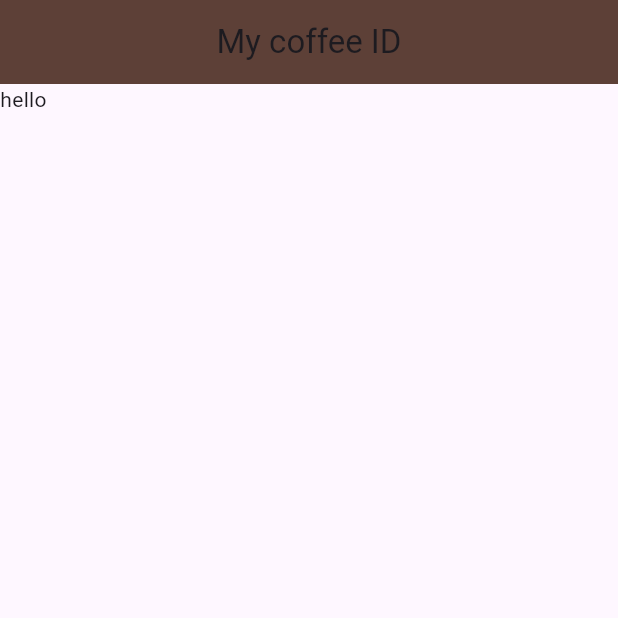
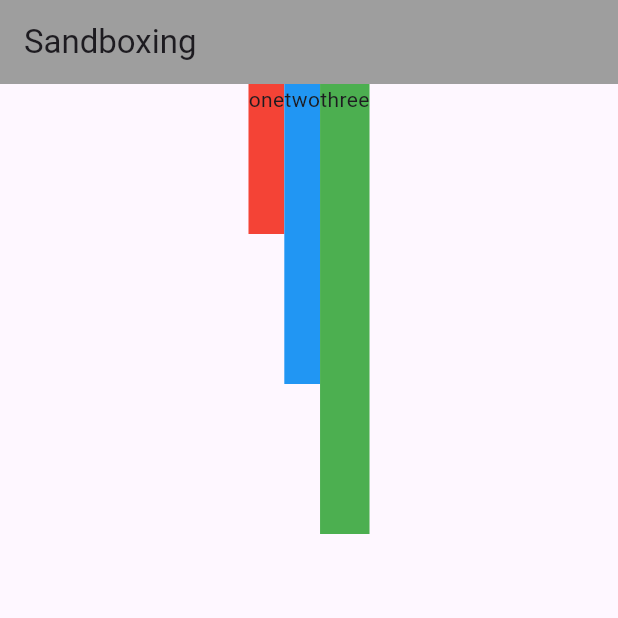
Before and after one commit to serhataltanavci/flutter101, a Flutter app: the screen it shows after launch, on a phone screen of 412 x 824 dp, the top half of it. Run offline on Flutter 3.47's test engine with Material 3 defaults, Android fonts, the light colour scheme and no system bars.

Commit message:
another day another dollar

```diff
--- a/lib/main.dart
+++ b/lib/main.dart
@@ -3,7 +3,83 @@ import 'package:flutter101/home.dart';
 
 void main() {
   runApp(const MaterialApp(
-    home:Home()
+    // home:Home()
+        home:Sandbox()
+
 )
   );
 }
+
+class Sandbox extends StatelessWidget {
+  const Sandbox({super.key});
+
+  @override
+  Widget build(BuildContext context) {
+    return  Scaffold(
+      appBar: AppBar(
+        title:const  Text("Sandboxing"),
+        backgroundColor: Colors.grey,
+
+      ),
+      body: Row(
+        mainAxisAlignment: MainAxisAlignment.center,
+        crossAxisAlignment: CrossAxisAlignment.start,
+        children: [
+           Container(
+            height: 100,
+            color: Colors.red,
+            child: const Text("one")
+          ),   Container(
+            height: 200,
+            color: Colors.blue,
+            child: const Text("two")
+          ),   Container(
+            height: 300,
+            color: Colors.green,
+            child: const Text("three")
+          )
+        ],
+      )
+    );
+  }
+}
+
+// class Sandbox extends StatelessWidget {
+//   const Sandbox({super.key});
+
+//   @override
+//   Widget build(BuildContext context) {
+//     return  Scaffold(
+//       appBar: AppBar(
+//         title:const  Text("Sandboxing"),
+//         backgroundColor: Colors.grey,
+
+//       ),
+//       body: Column(
+//         crossAxisAlignment: CrossAxisAlignment.stretch,
+//         mainAxisAlignment: MainAxisAlignment.center,
+
+//         children: [
+//           Container(
+//             width: 100,
+//             color: Colors.red,
+//             child: const Text("one")
+//           ),   Container(
+//             width: 200,
+//             color: Colors.blue,
+//             child: const Text("two")
+//           ),   Container(
+//             width: 300,
+//             color: Colors.green,
+//             child: const Text("three")
+//           ),
+//              Container(
+//             width: 400,
+//             color: Colors.grey,
+//             child: const Text("four")
+//           )
+//         ],
+//       )
+//     );
+//   }
+// }
```
Also changed, not shown: lib/home.dart (+21 -3 lines).
